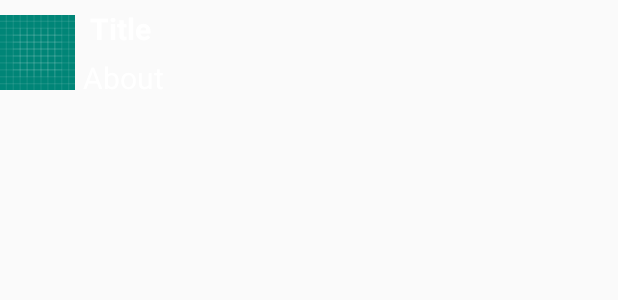
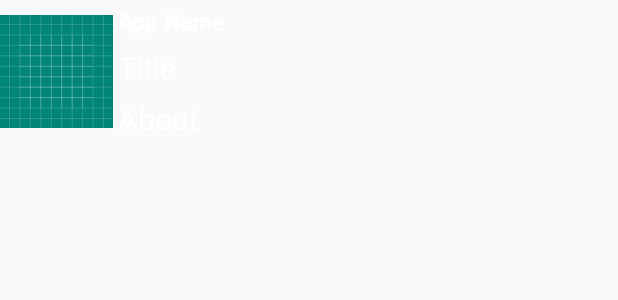
Before and after one commit to pranoppal/GetNotified, an Android app: the layout list_item.xml on its own in the app's theme, with its tools: preview values and no code run, on a phone screen of 412 x 824 dp. Shown: the top 300 px of the screen. Run offline under Robolectric (Android 15) with nearby library versions, the phone set to English and light mode, and no system bars.

```diff
--- a/app/src/main/java/com/example/noti_listener/CustomArrayAdapter.java
+++ b/app/src/main/java/com/example/noti_listener/CustomArrayAdapter.java
@@ -38,7 +38,7 @@ public class CustomArrayAdapter extends ArrayAdapter<About> {
         listItem.setBackgroundColor(Color.BLACK);
 
         ImageView imageView=(ImageView)listItem.findViewById(R.id.imageView_appicon);
-        imageView.setImageResource(about.getmAppicon());
+        imageView.setImageBitmap(about.getmBitmap());
 
 
         TextView titleview=(TextView)listItem.findViewById(R.id.textView_title);
@@ -48,6 +48,9 @@ public class CustomArrayAdapter extends ArrayAdapter<About> {
         TextView aboutView=(TextView)listItem.findViewById(R.id.textView_about);
         aboutView.setText(about.getmAbout());
 
+        TextView nameView=(TextView)listItem.findViewById(R.id.textView_name);
+        nameView.setText(about.getmName());
+
         return listItem;
     }
 }
--- a/app/src/main/res/layout/list_item.xml
+++ b/app/src/main/res/layout/list_item.xml
@@ -5,22 +5,33 @@
 
     <ImageView
         android:id="@+id/imageView_appicon"
-        android:layout_width="50dp"
+        android:layout_width="75dp"
         android:layout_marginTop="10dp"
         android:src="@drawable/ic_launcher_background"
-        android:layout_height="50dp"/>
+        android:layout_height="75dp"/>
+    <TextView
+        android:id="@+id/textView_name"
+        android:layout_width="wrap_content"
+        android:layout_height="wrap_content"
+        android:layout_toRightOf="@id/imageView_appicon"
+        android:layout_margin="3dp"
+        android:text="App Name"
+        android:textColor="#ffffff"
+        android:layout_marginLeft="10dp"
+        android:textSize="15sp"
+        android:textStyle="bold"/>
 
     <TextView
         android:id="@+id/textView_title"
         android:layout_width="wrap_content"
         android:layout_height="wrap_content"
         android:layout_toRightOf="@id/imageView_appicon"
-        android:layout_marginTop="5dp"
+        android:layout_below="@id/textView_name"
+        android:layout_margin="3dp"
         android:text="Title"
         android:textColor="#ffffff"
         android:layout_marginLeft="10dp"
-        android:textSize="20sp"
-        android:textStyle="bold"/>
+        android:textSize="20sp" />
 
     <TextView
         android:id="@+id/textView_about"
@@ -28,11 +39,11 @@
         android:text="About"
         android:textColor="#ffffff"
         android:layout_marginLeft="10dp"
-        android:layout_marginTop="5dp"
         android:layout_height="wrap_content"
         android:layout_toRightOf="@id/imageView_appicon"
         android:layout_below="@id/textView_title"
-        android:layout_margin="5dp"
+        android:layout_margin="3dp"
         android:textSize="20sp"/>
 
+
 </RelativeLayout>
```
Also changed, not shown: app/src/main/java/com/example/noti_listener/About.java (+22 -7 lines), app/src/main/java/com/example/noti_listener/MainActivity.java (+9 -1 lines), app/src/main/java/com/example/noti_listener/NLService.java (+48 -8 lines).
